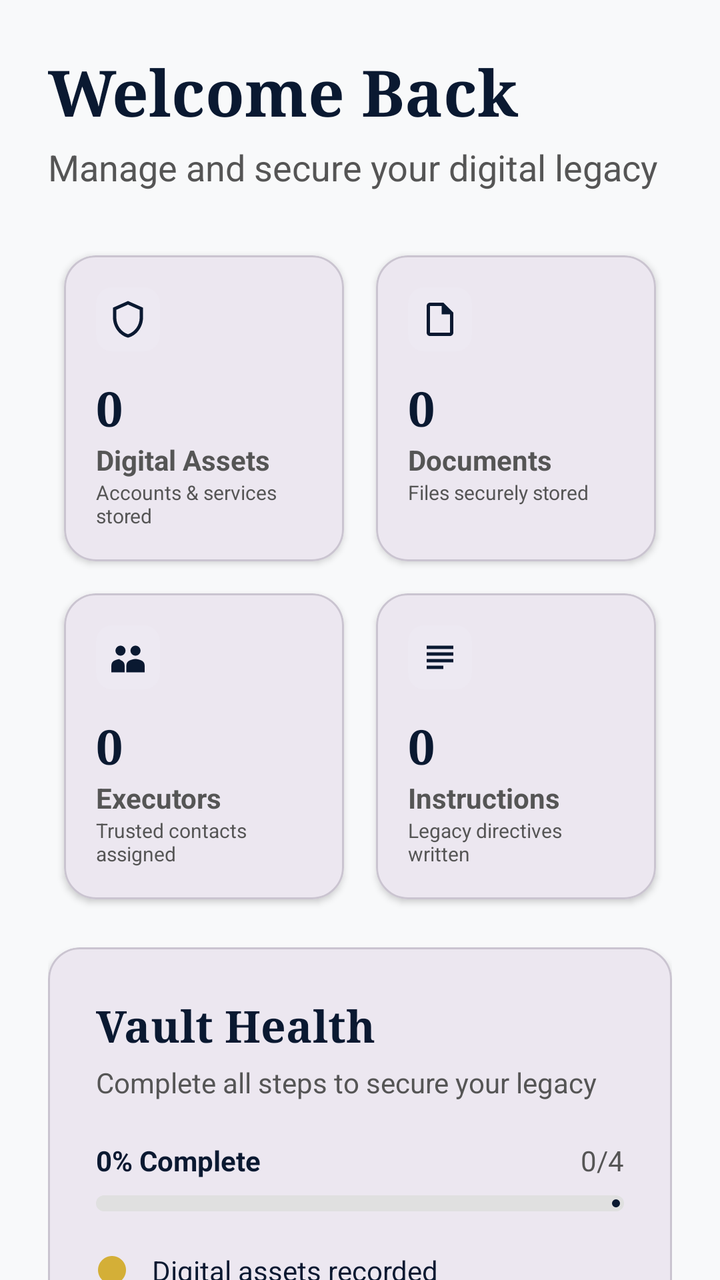
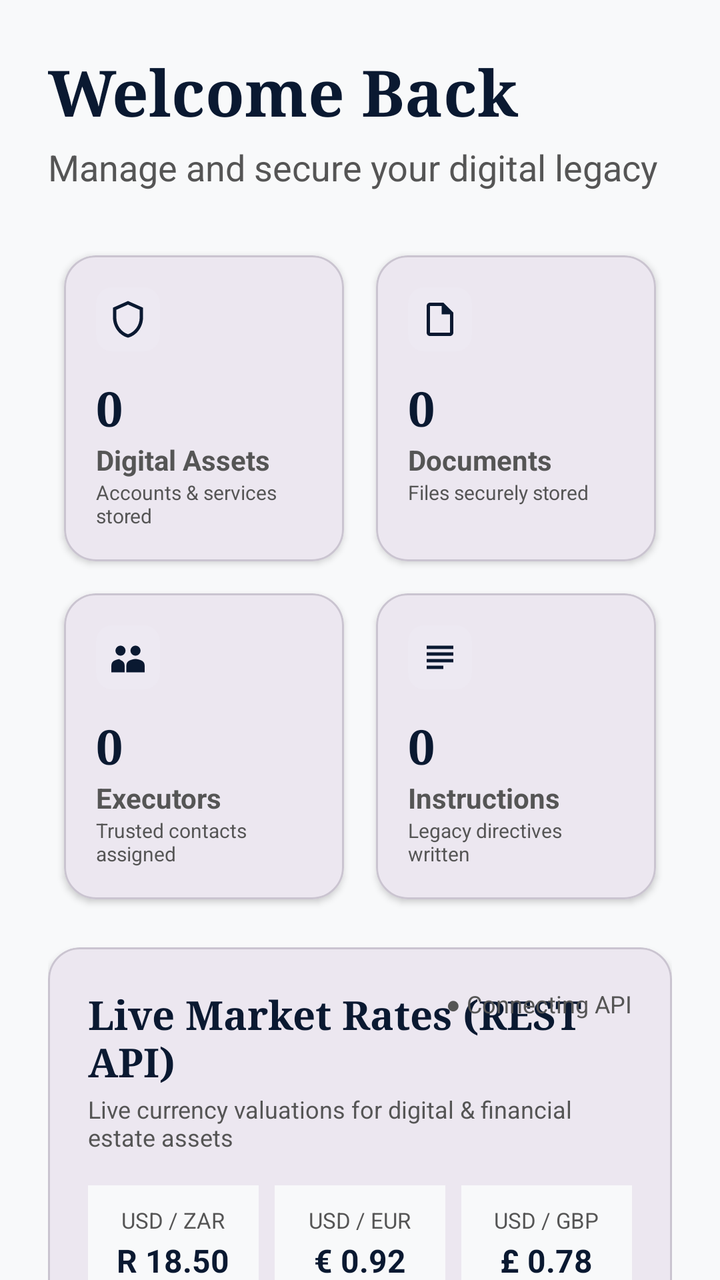

Before-and-after screenshots of an Android layout around one commit, followed by the original layout XML and the change that was made.
<!-- AndroidManifest.xml: application theme Theme.LegacyVaultSystem -->
<!-- res/layout/fragment_dashboard.xml -->
<?xml version="1.0" encoding="utf-8"?>
<androidx.core.widget.NestedScrollView xmlns:android="http://schemas.android.com/apk/res/android"
    xmlns:app="http://schemas.android.com/apk/res-auto"
    android:layout_width="match_parent"
    android:layout_height="match_parent"
    android:background="@color/background_light"
    android:fillViewport="true">

    <LinearLayout
        android:layout_width="match_parent"
        android:layout_height="wrap_content"
        android:orientation="vertical"
        android:padding="24dp">

        <TextView
            android:id="@+id/tv_welcome_back"
            android:layout_width="wrap_content"
            android:layout_height="wrap_content"
            android:fontFamily="serif"
            android:text="Welcome Back"
            android:textColor="@color/primary_dark_blue"
            android:textSize="32sp"
            android:textStyle="bold" />

        <TextView
            android:layout_width="wrap_content"
            android:layout_height="wrap_content"
            android:layout_marginTop="4dp"
            android:text="Manage and secure your digital legacy"
            android:textColor="@color/text_secondary"
            android:textSize="18sp" />

        
        <GridLayout
            android:layout_width="match_parent"
            android:layout_height="wrap_content"
            android:layout_marginTop="24dp"
            android:columnCount="2"
            android:rowCount="2">

            
            <com.google.android.material.card.MaterialCardView
                android:layout_width="0dp"
                android:layout_height="wrap_content"
                android:layout_rowWeight="1"
                android:layout_columnWeight="1"
                android:layout_margin="8dp"
                app:cardCornerRadius="16dp"
                app:cardElevation="2dp">

                <LinearLayout
                    android:layout_width="match_parent"
                    android:layout_height="wrap_content"
                    android:orientation="vertical"
                    android:padding="16dp">

                    <ImageView
                        android:layout_width="32dp"
                        android:layout_height="32dp"
                        android:background="@drawable/nav_item_selected_bg"
                        android:backgroundTint="#F0F4F8"
                        android:padding="6dp"
                        android:src="@drawable/ic_shield_outline"
                        app:tint="@color/primary_dark_blue" />

                    <TextView
                        android:id="@+id/tv_asset_count"
                        android:layout_width="wrap_content"
                        android:layout_height="wrap_content"
                        android:layout_marginTop="12dp"
                        android:fontFamily="serif"
                        android:text="0"
                        android:textColor="@color/primary_dark_blue"
                        android:textSize="24sp"
                        android:textStyle="bold" />

                    <TextView
                        android:layout_width="wrap_content"
                        android:layout_height="wrap_content"
                        android:text="Digital Assets"
                        android:textColor="@color/text_secondary"
                        android:textSize="14sp"
                        android:textStyle="bold" />

                    <TextView
                        android:layout_width="wrap_content"
                        android:layout_height="wrap_content"
                        android:text="Accounts &amp; services stored"
                        android:textColor="@color/text_secondary"
                        android:textSize="10sp" />
                </LinearLayout>
            </com.google.android.material.card.MaterialCardView>

            
            <com.google.android.material.card.MaterialCardView
                android:layout_width="0dp"
                android:layout_height="wrap_content"
                android:layout_rowWeight="1"
                android:layout_columnWeight="1"
                android:layout_margin="8dp"
                app:cardCornerRadius="16dp"
                app:cardElevation="2dp">

                <LinearLayout
                    android:layout_width="match_parent"
                    android:layout_height="wrap_content"
                    android:orientation="vertical"
                    android:padding="16dp">

                    <ImageView
                        android:layout_width="32dp"
                        android:layout_height="32dp"
                        android:background="@drawable/nav_item_selected_bg"
                        android:backgroundTint="#F0F4F8"
                        android:padding="6dp"
                        android:src="@drawable/ic_document_outline"
                        app:tint="@color/primary_dark_blue" />

                    <TextView
                        android:id="@+id/tv_document_count"
                        android:layout_width="wrap_content"
                        android:layout_height="wrap_content"
                        android:layout_marginTop="12dp"
                        android:fontFamily="serif"
                        android:text="0"
                        android:textColor="@color/primary_dark_blue"
                        android:textSize="24sp"
                        android:textStyle="bold" />

                    <TextView
                        android:layout_width="wrap_content"
                        android:layout_height="wrap_content"
                        android:text="Documents"
                        android:textColor="@color/text_secondary"
                        android:textSize="14sp"
                        android:textStyle="bold" />

                    <TextView
                        android:layout_width="wrap_content"
                        android:layout_height="wrap_content"
                        android:text="Files securely stored"
                        android:textColor="@color/text_secondary"
                        android:textSize="10sp" />
                </LinearLayout>
            </com.google.android.material.card.MaterialCardView>

            
            <com.google.android.material.card.MaterialCardView
                android:layout_width="0dp"
                android:layout_height="wrap_content"
                android:layout_rowWeight="1"
                android:layout_columnWeight="1"
                android:layout_margin="8dp"
                app:cardCornerRadius="16dp"
                app:cardElevation="2dp">

                <LinearLayout
                    android:layout_width="match_parent"
                    android:layout_height="wrap_content"
                    android:orientation="vertical"
                    android:padding="16dp">

                    <ImageView
                        android:layout_width="32dp"
                        android:layout_height="32dp"
                        android:background="@drawable/nav_item_selected_bg"
                        android:backgroundTint="#F0F4F8"
                        android:padding="6dp"
                        android:src="@drawable/ic_people_outline"
                        app:tint="@color/primary_dark_blue" />

                    <TextView
                        android:id="@+id/tv_executor_count"
                        android:layout_width="wrap_content"
                        android:layout_height="wrap_content"
                        android:layout_marginTop="12dp"
                        android:fontFamily="serif"
                        android:text="0"
                        android:textColor="@color/primary_dark_blue"
                        android:textSize="24sp"
                        android:textStyle="bold" />

                    <TextView
                        android:layout_width="wrap_content"
                        android:layout_height="wrap_content"
                        android:text="Executors"
                        android:textColor="@color/text_secondary"
                        android:textSize="14sp"
                        android:textStyle="bold" />

                    <TextView
                        android:layout_width="wrap_content"
                        android:layout_height="wrap_content"
                        android:text="Trusted contacts assigned"
                        android:textColor="@color/text_secondary"
                        android:textSize="10sp" />
                </LinearLayout>
            </com.google.android.material.card.MaterialCardView>

            
            <com.google.android.material.card.MaterialCardView
                android:layout_width="0dp"
                android:layout_height="wrap_content"
                android:layout_rowWeight="1"
                android:layout_columnWeight="1"
                android:layout_margin="8dp"
                app:cardCornerRadius="16dp"
                app:cardElevation="2dp">

                <LinearLayout
                    android:layout_width="match_parent"
                    android:layout_height="wrap_content"
                    android:orientation="vertical"
                    android:padding="16dp">

                    <ImageView
                        android:layout_width="32dp"
                        android:layout_height="32dp"
                        android:background="@drawable/nav_item_selected_bg"
                        android:backgroundTint="#F0F4F8"
                        android:padding="6dp"
                        android:src="@drawable/ic_list_outline"
                        app:tint="@color/primary_dark_blue" />

                    <TextView
                        android:id="@+id/tv_instruction_count"
                        android:layout_width="wrap_content"
                        android:layout_height="wrap_content"
                        android:layout_marginTop="12dp"
                        android:fontFamily="serif"
                        android:text="0"
                        android:textColor="@color/primary_dark_blue"
                        android:textSize="24sp"
                        android:textStyle="bold" />

                    <TextView
                        android:layout_width="wrap_content"
                        android:layout_height="wrap_content"
                        android:text="Instructions"
                        android:textColor="@color/text_secondary"
                        android:textSize="14sp"
                        android:textStyle="bold" />

                    <TextView
                        android:layout_width="wrap_content"
                        android:layout_height="wrap_content"
                        android:text="Legacy directives written"
                        android:textColor="@color/text_secondary"
                        android:textSize="10sp" />
                </LinearLayout>
            </com.google.android.material.card.MaterialCardView>
        </GridLayout>

        
        <com.google.android.material.card.MaterialCardView
            android:layout_width="match_parent"
            android:layout_height="wrap_content"
            android:layout_marginTop="16dp"
            app:cardCornerRadius="16dp"
            app:cardElevation="2dp">

            <LinearLayout
                android:layout_width="match_parent"
                android:layout_height="wrap_content"
                android:orientation="vertical"
                android:padding="24dp">

                <TextView
                    android:layout_width="wrap_content"
                    android:layout_height="wrap_content"
                    android:fontFamily="serif"
                    android:text="Vault Health"
                    android:textColor="@color/primary_dark_blue"
                    android:textSize="22sp"
                    android:textStyle="bold" />

                <TextView
                    android:layout_width="wrap_content"
                    android:layout_height="wrap_content"
                    android:layout_marginTop="4dp"
                    android:text="Complete all steps to secure your legacy"
                    android:textColor="@color/text_secondary"
                    android:textSize="14sp" />

                <RelativeLayout
                    android:layout_width="match_parent"
                    android:layout_height="wrap_content"
                    android:layout_marginTop="20dp">

                    <TextView
                        android:id="@+id/tv_health_percent"
                        android:layout_width="wrap_content"
                        android:layout_height="wrap_content"
                        android:text="0% Complete"
                        android:textColor="@color/primary_dark_blue"
                        android:textStyle="bold" />

                    <TextView
                        android:id="@+id/tv_health_ratio"
                        android:layout_width="wrap_content"
                        android:layout_height="wrap_content"
                        android:layout_alignParentEnd="true"
                        android:text="0/4"
                        android:textColor="@color/text_secondary" />
                </RelativeLayout>

                <com.google.android.material.progressindicator.LinearProgressIndicator
                    android:id="@+id/progress_health"
                    android:layout_width="match_parent"
                    android:layout_height="wrap_content"
                    android:layout_marginTop="8dp"
                    android:progress="0"
                    app:indicatorColor="@color/primary_dark_blue"
                    app:trackColor="#E0E0E0"
                    app:trackCornerRadius="4dp"
                    app:trackThickness="8dp" />

                <LinearLayout
                    android:layout_width="match_parent"
                    android:layout_height="wrap_content"
                    android:layout_marginTop="20dp"
                    android:orientation="vertical">

                    <TextView
                        android:id="@+id/tv_health_assets"
                        android:layout_width="wrap_content"
                        android:layout_height="wrap_content"
                        android:layout_marginBottom="12dp"
                        android:drawablePadding="12dp"
                        android:gravity="center_vertical"
                        android:text="Digital assets recorded"
                        android:textColor="@color/text_primary"
                        app:drawableStartCompat="@android:drawable/presence_busy"
                        app:drawableTint="@color/accent_gold" />

                    <TextView
                        android:id="@+id/tv_health_docs"
                        android:layout_width="wrap_content"
                        android:layout_height="wrap_content"
                        android:layout_marginBottom="12dp"
                        android:drawablePadding="12dp"
                        android:gravity="center_vertical"
                        android:text="Documents uploaded"
                        android:textColor="@color/text_primary"
                        app:drawableStartCompat="@android:drawable/presence_busy"
                        app:drawableTint="@color/accent_gold" />

                    <TextView
                        android:id="@+id/tv_health_executors"
                        android:layout_width="wrap_content"
                        android:layout_height="wrap_content"
                        android:layout_marginBottom="12dp"
                        android:drawablePadding="12dp"
                        android:gravity="center_vertical"
                        android:text="Executor assigned"
                        android:textColor="@color/text_primary"
                        app:drawableStartCompat="@android:drawable/presence_busy"
                        app:drawableTint="@color/accent_gold" />

                    <TextView
                        android:id="@+id/tv_health_instructions"
                        android:layout_width="wrap_content"
                        android:layout_height="wrap_content"
                        android:drawablePadding="12dp"
                        android:gravity="center_vertical"
                        android:text="Instructions written"
                        android:textColor="@color/text_primary"
                        app:drawableStartCompat="@android:drawable/presence_busy"
                        app:drawableTint="@color/accent_gold" />

                </LinearLayout>
            </LinearLayout>
        </com.google.android.material.card.MaterialCardView>

        
        <com.google.android.material.card.MaterialCardView
            android:layout_width="match_parent"
            android:layout_height="wrap_content"
            android:layout_marginTop="16dp"
            android:layout_marginBottom="24dp"
            app:cardCornerRadius="16dp"
            app:cardElevation="2dp">

            <LinearLayout
                android:layout_width="match_parent"
                android:layout_height="wrap_content"
                android:orientation="vertical"
                android:padding="24dp">

                <TextView
                    android:layout_width="wrap_content"
                    android:layout_height="wrap_content"
                    android:fontFamily="serif"
                    android:text="Recent Activity"
                    android:textColor="@color/primary_dark_blue"
                    android:textSize="22sp"
                    android:textStyle="bold" />

                <TextView
                    android:id="@+id/tv_recent_activity_empty"
                    android:layout_width="match_parent"
                    android:layout_height="wrap_content"
                    android:layout_marginTop="40dp"
                    android:layout_marginBottom="40dp"
                    android:gravity="center"
                    android:text="No activity yet. Start by adding your first digital asset or document."
                    android:textColor="@color/text_secondary" />

                <LinearLayout
                    android:id="@+id/layout_recent_activity"
                    android:layout_width="match_parent"
                    android:layout_height="wrap_content"
                    android:layout_marginTop="16dp"
                    android:orientation="vertical"
                    android:visibility="gone" />

            </LinearLayout>
        </com.google.android.material.card.MaterialCardView>

    </LinearLayout>
</androidx.core.widget.NestedScrollView>
<!-- resources referenced by this layout -->
<resources>
  <color name="accent_gold">#D4AF37</color>
  <color name="background_light">#F8F9FA</color>
  <color name="primary_dark_blue">#0A1931</color>
  <color name="text_primary">#0A1931</color>
  <color name="text_secondary">#555555</color>
  <!-- drawable ic_document_outline (drawable) -->
  <vector xmlns:android="http://schemas.android.com/apk/res/android"
      android:width="24dp"
      android:height="24dp"
      android:viewportWidth="24"
      android:viewportHeight="24">
      <path
          android:fillColor="#000000"
          android:pathData="M14,2H6C4.9,2 4,2.9 4,4v16c0,1.1 0.89,2 1.99,2H18c1.1,0 2,-0.9 2,-2V8L14,2zM18,20H6V4h7v5h5V20z" />
  </vector>
  <!-- drawable ic_list_outline (drawable) -->
  <vector xmlns:android="http://schemas.android.com/apk/res/android"
      android:width="24dp"
      android:height="24dp"
      android:viewportWidth="24"
      android:viewportHeight="24">
      <path
          android:fillColor="#000000"
          android:pathData="M14,17H4v2h10v-2zM20,9H4v2h16V9zM20,5H4v2h16V5zM20,13H4v2h16v-2z" />
  </vector>
  <!-- drawable ic_people_outline (drawable) -->
  <vector xmlns:android="http://schemas.android.com/apk/res/android"
      android:width="24dp"
      android:height="24dp"
      android:viewportWidth="24"
      android:viewportHeight="24">
      <path
          android:fillColor="#000000"
          android:pathData="M16.5,13c-1.2,0 -3.5,0.6 -4.5,1.5c-1,0.9 -1,2.1 -1,3.5v3h11v-3c0,-1.4 0,-2.6 -1,-3.5c-1,-0.9 -3.3,-1.5 -4.5,-1.5zM16.5,11c1.66,0 3,-1.34 3,-3s-1.34,-3 -3,-3s-3,1.34 -3,3S14.84,11 16.5,11zM7.5,11c1.66,0 3,-1.34 3,-3s-1.34,-3 -3,-3s-3,1.34 -3,3S5.84,11 7.5,11zM7.5,13c-1.2,0 -3.5,0.6 -4.5,1.5C2,15.4 2,16.6 2,18v3h8v-3c0,-1.4 0,-2.6 -1,-3.5C8,13.6 5.7,13 7.5,13z" />
  </vector>
  <!-- drawable ic_shield_outline (drawable) -->
  <vector xmlns:android="http://schemas.android.com/apk/res/android"
      android:width="24dp"
      android:height="24dp"
      android:viewportWidth="24"
      android:viewportHeight="24">
      <path
          android:fillColor="#000000"
          android:pathData="M12,1L3,5v6c0,5.55 3.84,10.74 9,12c5.16,-1.26 9,-6.45 9,-12V5L12,1zM19,11c0,4.52 -2.98,8.69 -7,9.93c-4.02,-1.24 -7,-5.41 -7,-9.93V6.3l7,-3.11l7,3.11V11z" />
  </vector>
  <!-- drawable nav_item_selected_bg (drawable) -->
  <?xml version="1.0" encoding="utf-8"?>
  <shape xmlns:android="http://schemas.android.com/apk/res/android">
      <solid android:color="#1AFFFFFF" />
      <corners android:radius="8dp" />
  </shape>
  <style name="Theme.LegacyVaultSystem" parent="Base.Theme.LegacyVaultSystem" />
  <style name="Base.Theme.LegacyVaultSystem" parent="Theme.Material3.DayNight.NoActionBar">
          
          <item name="colorPrimary">@color/primary_dark_blue</item>
          <item name="colorSecondary">@color/accent_gold</item>
          <item name="android:statusBarColor">@color/primary_dark_blue</item>
      </style>
</resources>

<!-- the commit's change to res/layout/fragment_dashboard.xml (unified diff, before → after) -->
@@ -263,6 +263,152 @@
                 android:layout_width="match_parent"
                 android:layout_height="wrap_content"
                 android:orientation="vertical"
+                android:padding="20dp">
+
+                <RelativeLayout
+                    android:layout_width="match_parent"
+                    android:layout_height="wrap_content">
+
+                    <TextView
+                        android:layout_width="wrap_content"
+                        android:layout_height="wrap_content"
+                        android:fontFamily="serif"
+                        android:text="Live Market Rates (REST API)"
+                        android:textColor="@color/primary_dark_blue"
+                        android:textSize="20sp"
+                        android:textStyle="bold" />
+
+                    <TextView
+                        android:id="@+id/tv_api_status"
+                        android:layout_width="wrap_content"
+                        android:layout_height="wrap_content"
+                        android:layout_alignParentEnd="true"
+                        android:text="● Connecting API"
+                        android:textColor="@color/text_secondary"
+                        android:textSize="12sp" />
+                </RelativeLayout>
+
+                <TextView
+                    android:layout_width="wrap_content"
+                    android:layout_height="wrap_content"
+                    android:layout_marginTop="2dp"
+                    android:text="Live currency valuations for digital &amp; financial estate assets"
+                    android:textColor="@color/text_secondary"
+                    android:textSize="12sp" />
+
+                <LinearLayout
+                    android:layout_width="match_parent"
+                    android:layout_height="wrap_content"
+                    android:layout_marginTop="16dp"
+                    android:orientation="horizontal">
+
+                    <LinearLayout
+                        android:layout_width="0dp"
+                        android:layout_height="wrap_content"
+                        android:layout_weight="1"
+                        android:background="#F8F9FA"
+                        android:gravity="center"
+                        android:orientation="vertical"
+                        android:padding="10dp">
+
+                        <TextView
+                            android:layout_width="wrap_content"
+                            android:layout_height="wrap_content"
+                            android:text="USD / ZAR"
+                            android:textColor="@color/text_secondary"
+                            android:textSize="11sp" />
+
+                        <TextView
+                            android:id="@+id/tv_rate_zar"
+                            android:layout_width="wrap_content"
+                            android:layout_height="wrap_content"
+                            android:layout_marginTop="2dp"
+                            android:text="R 18.50"
+                            android:textColor="@color/primary_dark_blue"
+                            android:textSize="16sp"
+                            android:textStyle="bold" />
+                    </LinearLayout>
+
+                    <LinearLayout
+                        android:layout_width="0dp"
+                        android:layout_height="wrap_content"
+                        android:layout_weight="1"
+                        android:layout_marginStart="8dp"
+                        android:background="#F8F9FA"
+                        android:gravity="center"
+                        android:orientation="vertical"
+                        android:padding="10dp">
+
+                        <TextView
+                            android:layout_width="wrap_content"
+                            android:layout_height="wrap_content"
+                            android:text="USD / EUR"
+                            android:textColor="@color/text_secondary"
+                            android:textSize="11sp" />
+
+                        <TextView
+                            android:id="@+id/tv_rate_eur"
+                            android:layout_width="wrap_content"
+                            android:layout_height="wrap_content"
+                            android:layout_marginTop="2dp"
+                            android:text="€ 0.92"
+                            android:textColor="@color/primary_dark_blue"
+                            android:textSize="16sp"
+                            android:textStyle="bold" />
+                    </LinearLayout>
+
+                    <LinearLayout
+                        android:layout_width="0dp"
+                        android:layout_height="wrap_content"
+                        android:layout_weight="1"
+                        android:layout_marginStart="8dp"
+                        android:background="#F8F9FA"
+                        android:gravity="center"
+                        android:orientation="vertical"
+                        android:padding="10dp">
+
+                        <TextView
+                            android:layout_width="wrap_content"
+                            android:layout_height="wrap_content"
+                            android:text="USD / GBP"
+                            android:textColor="@color/text_secondary"
+                            android:textSize="11sp" />
+
+                        <TextView
+                            android:id="@+id/tv_rate_gbp"
+                            android:layout_width="wrap_content"
+                            android:layout_height="wrap_content"
+                            android:layout_marginTop="2dp"
+                            android:text="£ 0.78"
+                            android:textColor="@color/primary_dark_blue"
+                            android:textSize="16sp"
+                            android:textStyle="bold" />
+                    </LinearLayout>
+                </LinearLayout>
+
+                <TextView
+                    android:id="@+id/tv_api_timestamp"
+                    android:layout_width="wrap_content"
+                    android:layout_height="wrap_content"
+                    android:layout_marginTop="10dp"
+                    android:text="API Source: Open Exchange Rates API"
+                    android:textColor="@color/text_secondary"
+                    android:textSize="10sp" />
+            </LinearLayout>
+        </com.google.android.material.card.MaterialCardView>
+
+        
+        <com.google.android.material.card.MaterialCardView
+            android:layout_width="match_parent"
+            android:layout_height="wrap_content"
+            android:layout_marginTop="16dp"
+            app:cardCornerRadius="16dp"
+            app:cardElevation="2dp">
+
+            <LinearLayout
+                android:layout_width="match_parent"
+                android:layout_height="wrap_content"
+                android:orientation="vertical"
                 android:padding="24dp">
 
                 <TextView
